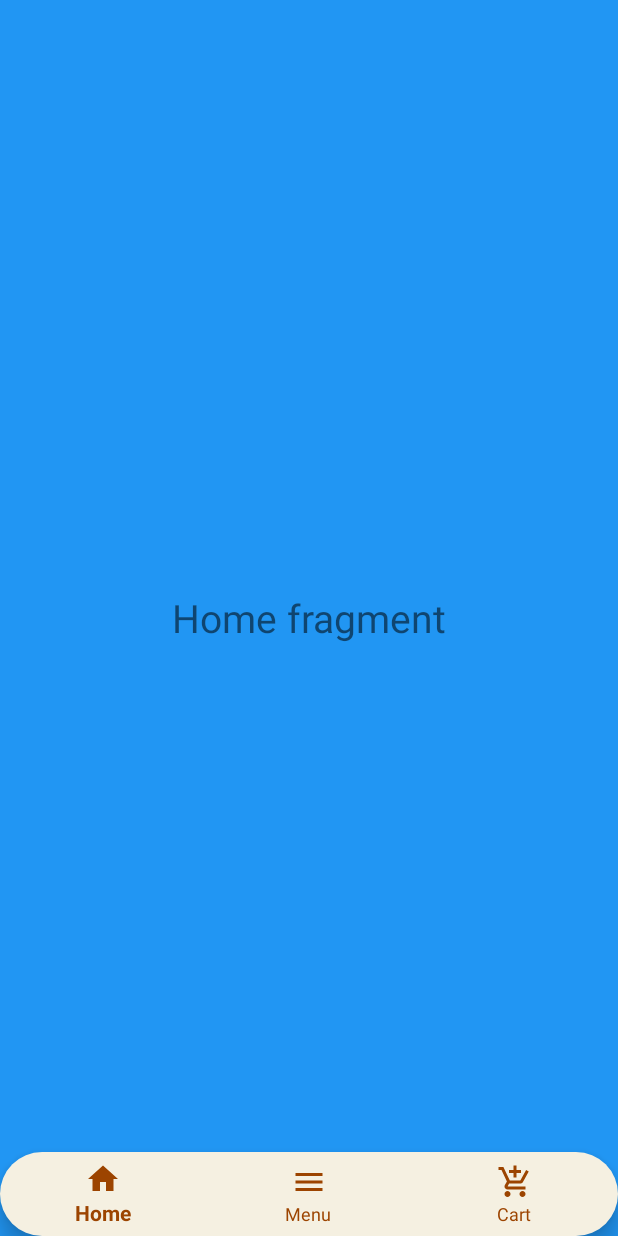
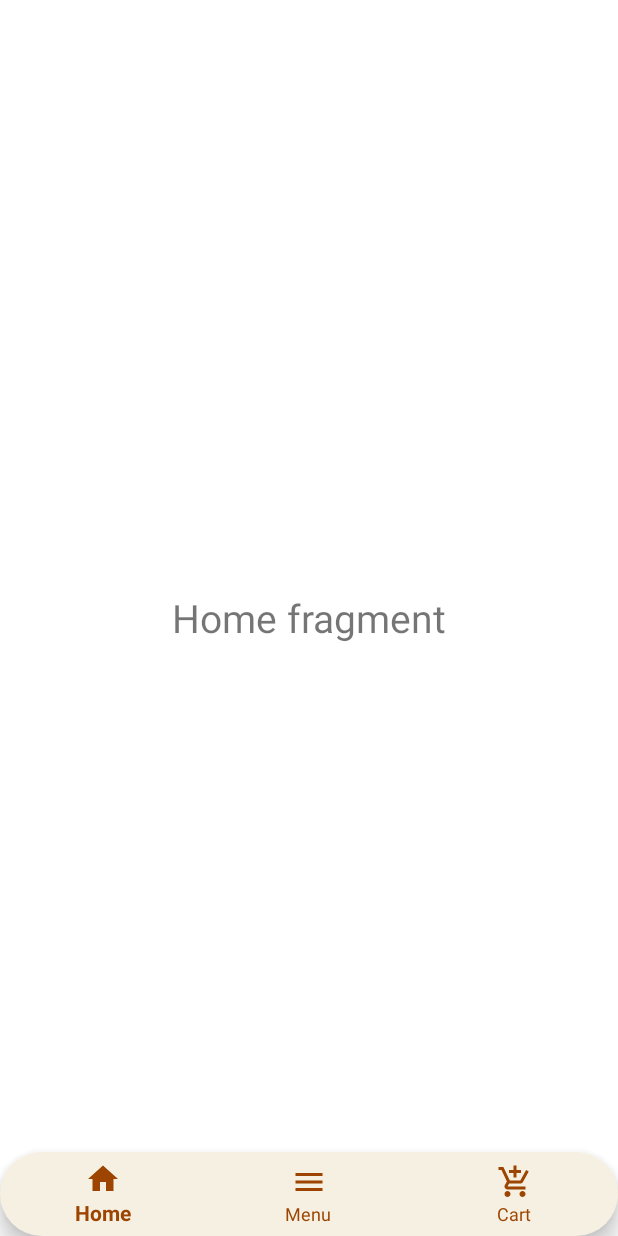
Before and after one commit to pramuddhika/CoffeeNet, an Android app: the screen it shows after launch (MainActivity), on a phone screen of 412 x 824 dp. Run offline under Robolectric (Android 15) with nearby library versions, the phone set to English and light mode, and no system bars.

Commit message:
Change colurs
ethi, aye reta karanwa

```diff
--- a/app/src/main/res/layout/fragment_home.xml
+++ b/app/src/main/res/layout/fragment_home.xml
@@ -3,7 +3,7 @@
     xmlns:tools="http://schemas.android.com/tools"
     android:layout_width="match_parent"
     android:layout_height="match_parent"
-    android:background="#2196F3"
+    android:background="#FFFFFF"
     tools:context=".HomeFragment">
 
     <!-- TODO: Update blank fragment layout -->
--- a/app/src/main/res/layout/fragment_menu.xml
+++ b/app/src/main/res/layout/fragment_menu.xml
@@ -2,7 +2,7 @@
 <FrameLayout xmlns:android="http://schemas.android.com/apk/res/android"
     xmlns:tools="http://schemas.android.com/tools"
     android:layout_width="match_parent"
-    android:background="#4CAF50"
+    android:background="#FFFFFF"
     android:layout_height="match_parent"
     tools:context=".MenuFragment">
 
```
